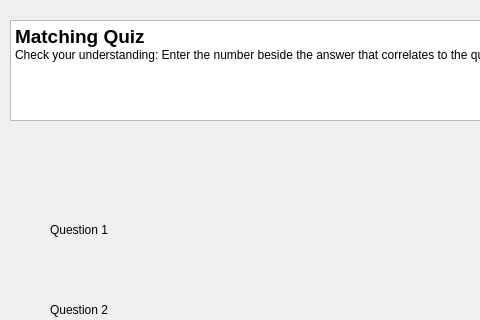
University-of-Utah-CS3505/a9-edu-app-f24-00Calvin00, file A8EduApp/quizmatchingwidget.ui: the form before one commit; both pictures show x 0 to 480 and y 0 to 320 of the 997 by 615 pixel window.
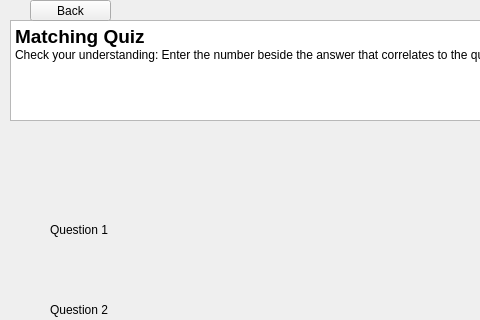
The form after the commit.

Commit message: Added back buttons for quizzes

The edit to the form file:
```diff
--- a/A8EduApp/quizmatchingwidget.ui
+++ b/A8EduApp/quizmatchingwidget.ui
@@ -214,6 +214,19 @@
     </rect>
    </property>
   </widget>
+  <widget class="QPushButton" name="backToQuizHomeButton">
+   <property name="geometry">
+    <rect>
+     <x>30</x>
+     <y>0</y>
+     <width>81</width>
+     <height>21</height>
+    </rect>
+   </property>
+   <property name="text">
+    <string>Back</string>
+   </property>
+  </widget>
  </widget>
  <resources/>
  <connections/>
```
Left out of the diff: 6 changed lines with no effect on the pictures. The commit also changes 6 other files.
